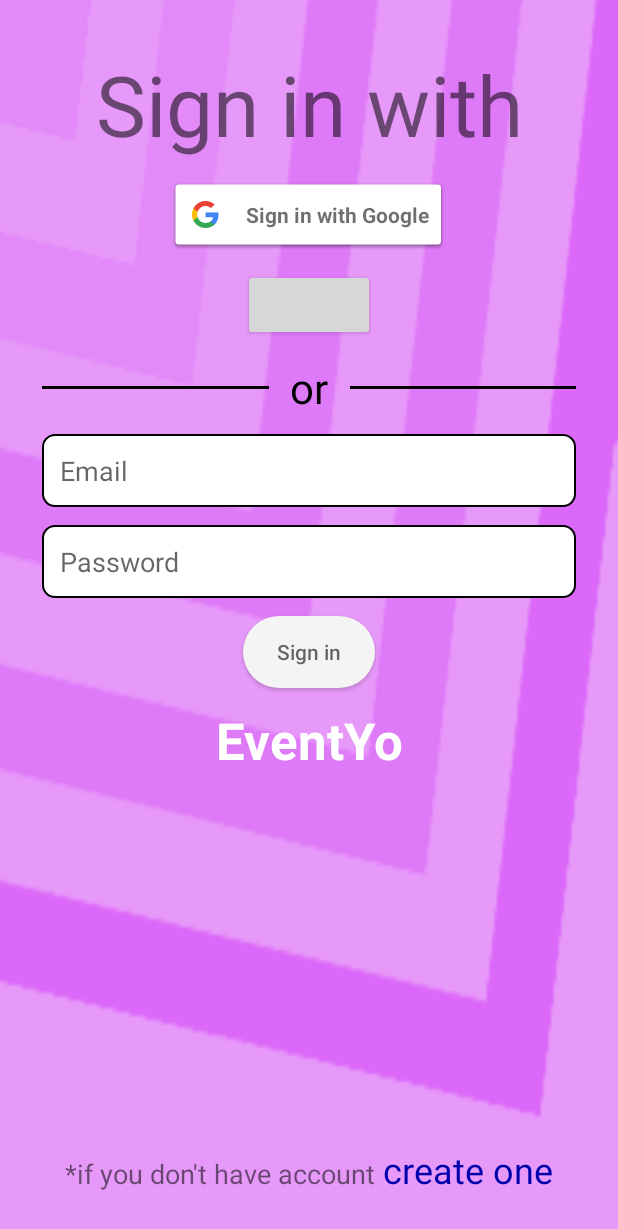
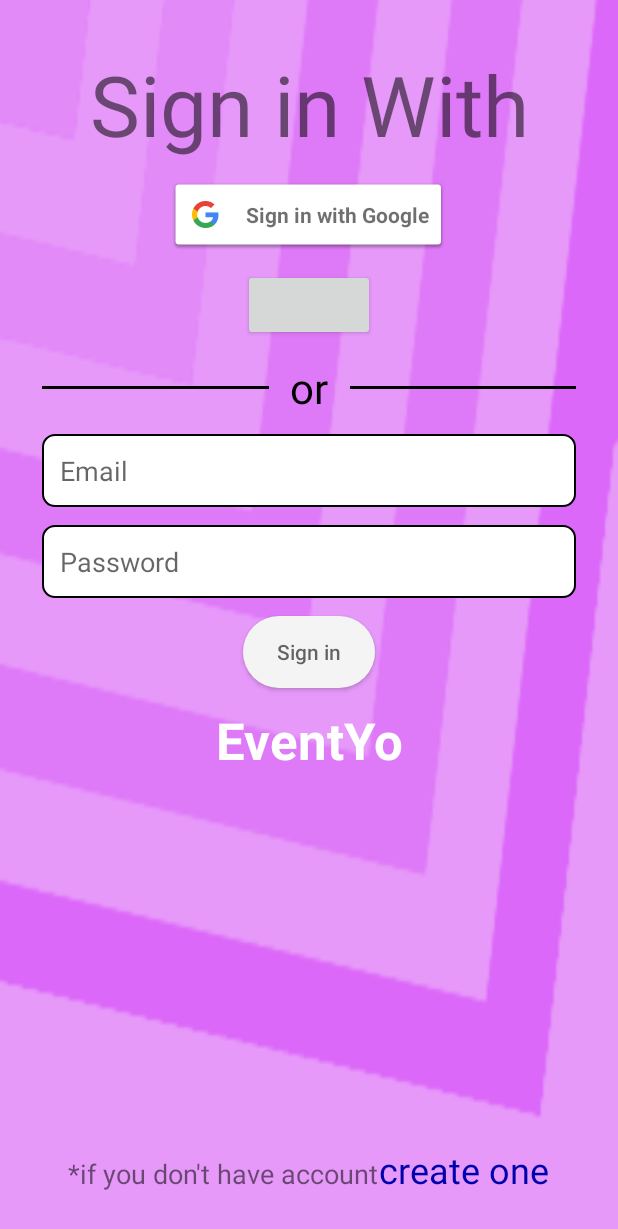
Before and after one commit to AmrAyoub1907/EventYo, an Android app: the screen it shows after launch (AuthActivity), on a phone screen of 412 x 824 dp. Shown: the top 1229 px of the screen. Run offline under Robolectric (Android 15) with nearby library versions, the phone set to English and light mode, and no system bars; our stand-ins replace Firebase (no records; nobody signed in at launch, a user with empty details on screens opened directly); libraries missing offline, so code that uses them is left out: com.facebook, com.facebook.login; plain views replace LoginButton; 4 statements that could not run were skipped.

Commit message:
Final Commit , Ready For Udacity Graduation :D

```diff
--- a/app/src/main/res/layout/authentication.xml
+++ b/app/src/main/res/layout/authentication.xml
@@ -10,7 +10,7 @@
         android:layout_marginTop="16dp"
         android:layout_width="match_parent"
         android:layout_height="wrap_content"
-        android:text="Sign in with"
+        android:text="@string/auth_SigninWith_Text"
         android:gravity="center"
         android:textSize="@dimen/SignInWith_TextSize"
         />
@@ -59,7 +59,7 @@
             android:textColor="@color/black"
             android:layout_weight="1.5"
             android:gravity="center"
-            android:text="or"
+            android:text="@string/auth_or_Text"
             android:textSize="@dimen/OR_TextSize"
             android:layout_width="match_parent"
             android:layout_height="wrap_content" />
@@ -195,7 +195,7 @@
         android:textSize="@dimen/AppName_TextSize"
         android:layout_gravity="bottom"
         android:gravity="center_horizontal|bottom"
-        android:textColor="#ffffff"
+        android:textColor="@color/white"
         android:layout_width="match_parent"
         android:layout_height="wrap_content"
         />
@@ -207,14 +207,14 @@
         <TextView
 
             android:textSize="@dimen/Info_textSize"
-            android:text="*if you don't have account "
+            android:text="@string/auth_noAccount_text"
             android:layout_width="wrap_content"
             android:layout_height="wrap_content" />
         <TextView
             android:contentDescription="@string/accessibility_CreateAccount"
-            android:textColor="#0000ad"
-            android:text="create one"
-            android:textSize="24sp"
+            android:textColor="@color/dark_blue"
+            android:text="@string/auth_CreateAccount_Text"
+            android:textSize="@dimen/Auth_Screen_TextSize"
             android:clickable="true"
             android:onClick="create_account_view"
             android:layout_width="wrap_content"
--- a/app/src/main/res/layout/eventyo_widget_provider.xml
+++ b/app/src/main/res/layout/eventyo_widget_provider.xml
@@ -7,7 +7,7 @@
     android:padding="@dimen/widget_margin">
 
     <TextView
-        android:text="Upcoming Events"
+        android:text="@string/Widget_Title_Text"
         android:textSize="@dimen/Widget_textSize"
         android:textColor="@color/white"
         android:background="@color/primary"
--- a/app/src/main/res/values/colors.xml
+++ b/app/src/main/res/values/colors.xml
@@ -11,4 +11,5 @@
     <color name="white">#FFFFFF</color>
     <color name="black">#000000</color>
     <color name="light_blue">#0198fe</color>
+    <color name="dark_blue">#0000ad</color>
 </resources>
--- a/app/src/main/res/values/dimens.xml
+++ b/app/src/main/res/values/dimens.xml
@@ -32,6 +32,7 @@
     <dimen name="SignInWith_TextSize">56sp</dimen>
     <dimen name="OR_TextSize">28sp</dimen>
     <dimen name="Save_Event_TextSize">24sp</dimen>
+    <dimen name="Auth_Screen_TextSize">24sp</dimen>
 
 
 
--- a/app/src/main/res/values/strings.xml
+++ b/app/src/main/res/values/strings.xml
@@ -92,4 +92,9 @@
     <string name="accessibility_EditAccountInfo_PickDate">Pick Date</string>
     <string name="RadioButton_Male">Male</string>
     <string name="RadioButton_Female">Female</string>
+    <string name="auth_SigninWith_Text">Sign in With</string>
+    <string name="auth_or_Text">or</string>
+    <string name="auth_noAccount_text">*if you don\'t have account</string>
+    <string name="auth_CreateAccount_Text">create one</string>
+    <string name="Widget_Title_Text">Upcoming Events</string>
 </resources>
```
